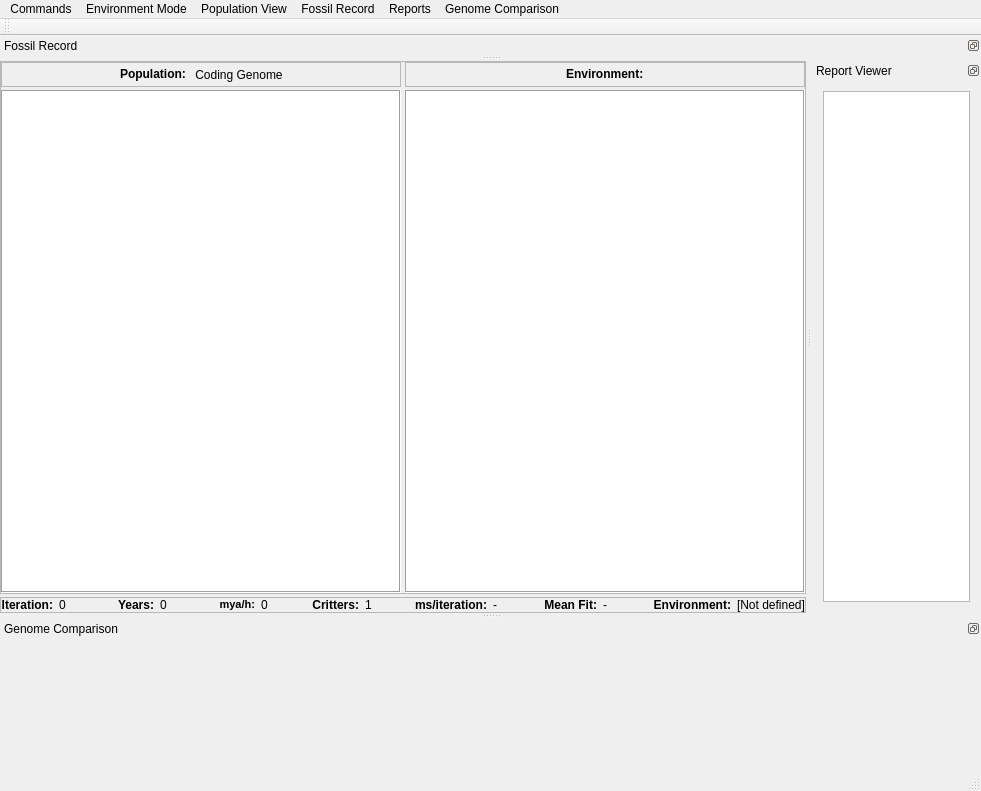
The window that mainwindow.ui (marksutton/EvoSim) describes before a commit, drawn with Qt 5.
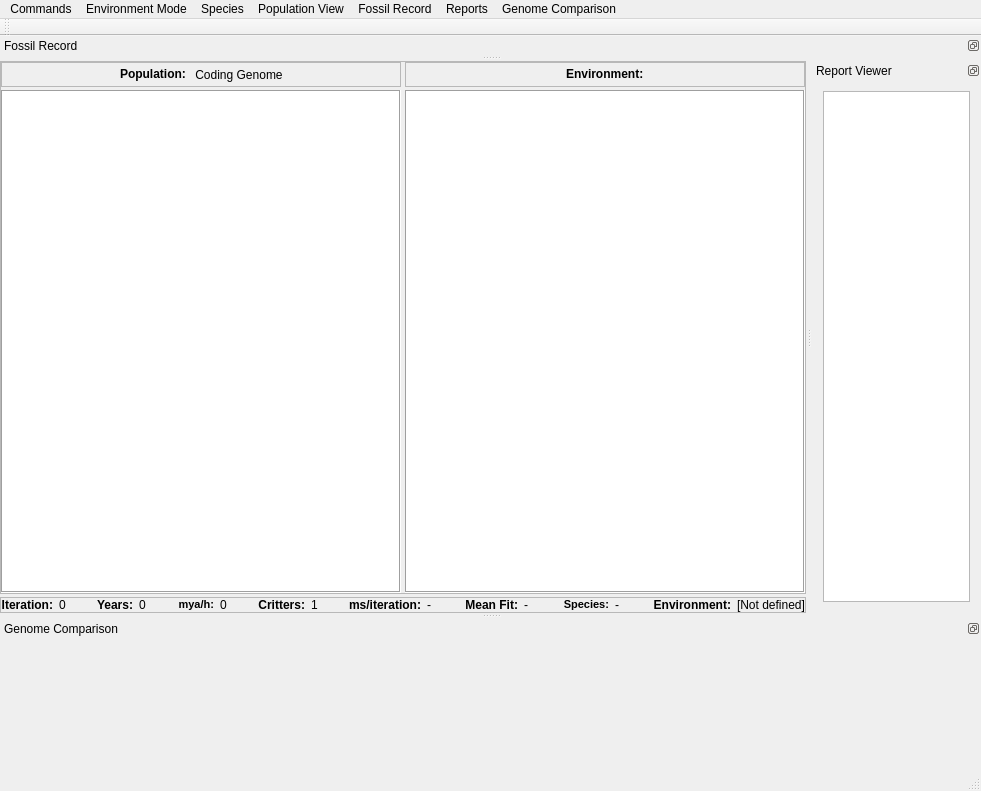
The same window after the commit.

Commit message: A new (and finally functional) species tracking system --------------------------------------------------------

Diff of the .ui file:
```diff
--- a/mainwindow.ui
+++ b/mainwindow.ui
@@ -416,6 +416,27 @@
            </property>
           </widget>
          </item>
+         <item>
+          <widget class="QLabel" name="meanFitLabel_2">
+           <property name="text">
+            <string>&lt;!DOCTYPE HTML PUBLIC &quot;-//W3C//DTD HTML 4.0//EN&quot; &quot;http://www.w3.org/TR/REC-html40/strict.dtd&quot;&gt;
+&lt;html&gt;&lt;head&gt;&lt;meta name=&quot;qrichtext&quot; content=&quot;1&quot; /&gt;&lt;style type=&quot;text/css&quot;&gt;
+p, li { white-space: pre-wrap; }
+&lt;/style&gt;&lt;/head&gt;&lt;body style=&quot; font-family:'MS Shell Dlg 2'; font-size:8.25pt; font-weight:400; font-style:normal;&quot;&gt;
+&lt;p style=&quot; margin-top:0px; margin-bottom:0px; margin-left:0px; margin-right:0px; -qt-block-indent:0; text-indent:0px;&quot;&gt;&lt;span style=&quot; font-weight:600;&quot;&gt;Species:&lt;/span&gt;&lt;/p&gt;&lt;/body&gt;&lt;/html&gt;</string>
+           </property>
+           <property name="alignment">
+            <set>Qt::AlignRight|Qt::AlignTrailing|Qt::AlignVCenter</set>
+           </property>
+          </widget>
+         </item>
+         <item>
+          <widget class="QLabel" name="LabelSpecies">
+           <property name="text">
+            <string>-</string>
+           </property>
+          </widget>
+         </item>
          <item>
           <widget class="QLabel" name="environmentLabel">
            <property name="text">
@@ -608,8 +629,17 @@
     <addaction name="actionSet_Active"/>
     <addaction name="actionSet_Inactive"/>
    </widget>
+   <widget class="QMenu" name="menuSpecies">
+    <property name="title">
+     <string>Species</string>
+    </property>
+    <addaction name="actionTracking"/>
+    <addaction name="actionLogging"/>
+    <addaction name="actionSet_Logging_File"/>
+   </widget>
    <addaction name="menuCommands"/>
    <addaction name="menuEnvironment"/>
+   <addaction name="menuSpecies"/>
    <addaction name="menuView"/>
    <addaction name="menuFossil_Record"/>
    <addaction name="menuReports"/>
```
Left out of the diff: 43 changed lines with no effect on the pictures. The commit also changes 8 other files.
